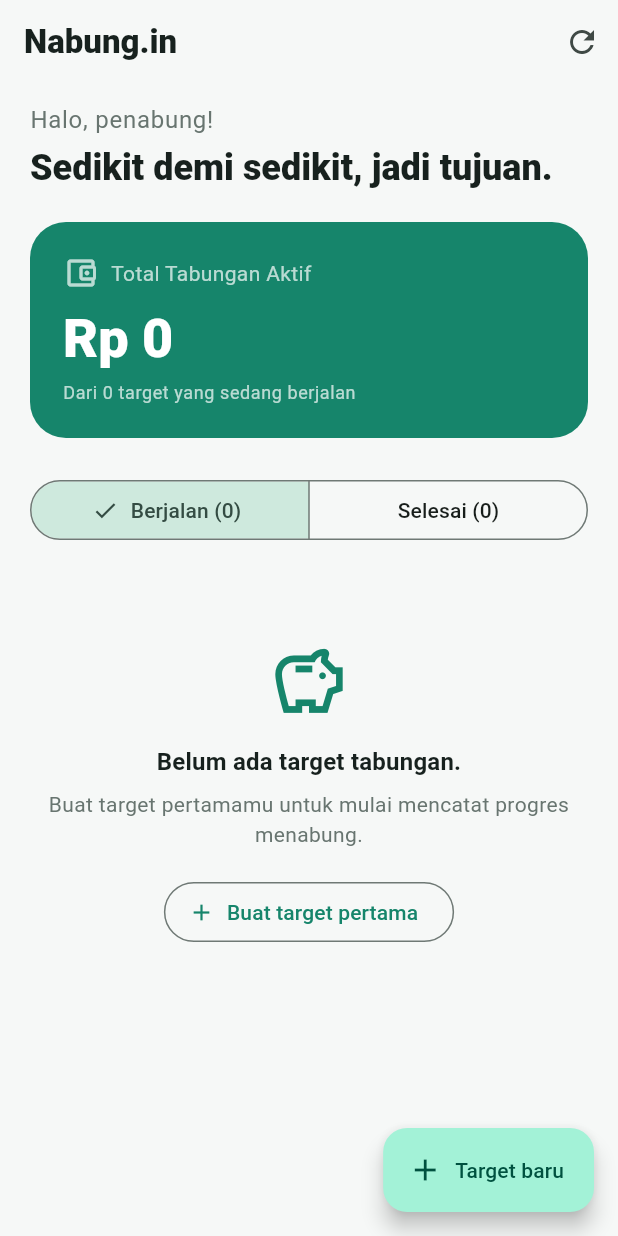
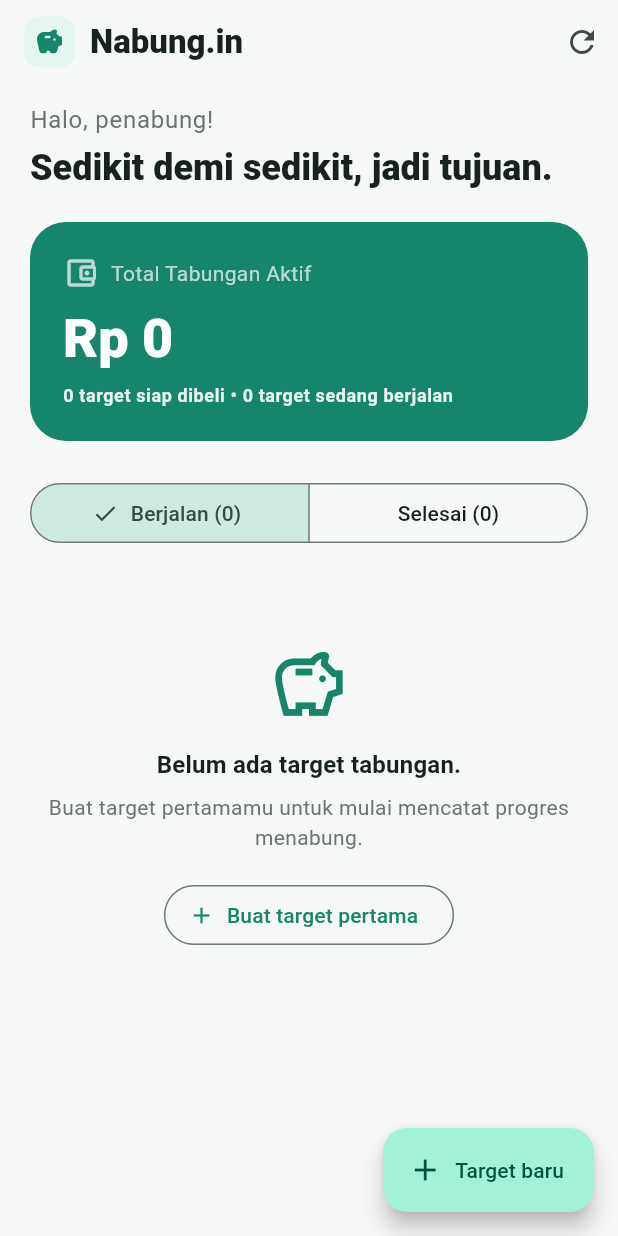
Before and after one commit to reynaldo0/Nabung.in, a Flutter app: the screen it shows after launch, after a tap on "Lewati", on a phone screen of 412 x 824 dp. Run offline on Flutter 3.47's test engine with Material 3 defaults, Android fonts, the phone set to English and light mode, and no system bars; our stand-ins replace material_ui, shared_preferences; Roboto replaces fonts that are missing (sans).

Commit message:
Add files via upload

```diff
--- a/lib/screens/dashboard/dashboard_screen.dart
+++ b/lib/screens/dashboard/dashboard_screen.dart
@@ -5,6 +5,7 @@ import '../../services/storage_service.dart';
 import '../../utils/currency_formatter.dart';
 import '../../widgets/completed_highlight_card.dart';
 import '../../widgets/goal_card.dart';
+import '../add_goal/add_edit_goal_screen.dart';
 
 class DashboardScreen extends StatefulWidget {
   const DashboardScreen({required this.storage, super.key});
@@ -88,9 +89,11 @@ class _DashboardScreenState extends State<DashboardScreen> {
   }
 
   Future<void> _showAddGoal() async {
-    final created = await showDialog<bool>(
-      context: context,
-      builder: (_) => _AddGoalDialog(storage: widget.storage),
+    final created = await Navigator.push<bool>(
+      context,
+      MaterialPageRoute(
+        builder: (_) => AddEditGoalScreen(storage: widget.storage),
+      ),
     );
     if (!mounted || created != true) return;
     await _loadGoals();
@@ -101,25 +104,61 @@ class _DashboardScreenState extends State<DashboardScreen> {
     }
   }
 
+  Future<void> _openGoalDetail(GoalModel goal) async {
+    // Titik integrasi untuk Adit saat GoalDetailScreen sudah siap:
+    // final changed = await Navigator.push<bool>(
+    //   context,
+    //   MaterialPageRoute(
+    //     builder: (_) => GoalDetailScreen(storage: widget.storage, goalId: goal.id),
+    //   ),
+    // );
+    // if (changed == true && mounted) await _loadGoals();
+  }
+
   @override
   Widget build(BuildContext context) {
     final activeGoals = _activeGoals;
     final completedGoals = _completedGoals;
     final displayedGoals = _tabIndex == 0 ? activeGoals : completedGoals;
-    final total = activeGoals.fold<int>(
+
+    final activeTotal = activeGoals.fold<int>(
       0,
       (sum, goal) => sum + goal.currentAmount,
     );
+    final completedTotal = completedGoals.fold<int>(
+      0,
+      (sum, goal) => sum + goal.currentAmount,
+    );
+
     final highlights = activeGoals
         .where((goal) => goal.isReadyToComplete)
         .toList();
-    final regularGoals = _tabIndex == 0
-        ? activeGoals.where((goal) => !goal.isReadyToComplete)
-        : completedGoals;
+    final inProgressGoals = activeGoals
+        .where((goal) => !goal.isReadyToComplete)
+        .toList();
+    final regularGoals = _tabIndex == 0 ? inProgressGoals : completedGoals;
 
     return Scaffold(
       appBar: AppBar(
-        title: const Text('Nabung.in'),
+        title: Row(
+          children: [
+            Container(
+              width: 34,
+              height: 34,
+              decoration: BoxDecoration(
+                color: const Color(0xFFE5F5EF),
+                borderRadius: BorderRadius.circular(10),
+              ),
+              child: const Icon(
+                Icons.savings_rounded,
+                color: Color(0xFF16856B),
+                size: 20,
+              ),
+            ),
+            const SizedBox(width: 10),
+            const Text('Nabung.in'),
+          ],
+        ),
         actions: [
           IconButton(
             tooltip: 'Muat ulang',
@@ -151,7 +190,13 @@ class _DashboardScreenState extends State<DashboardScreen> {
                       style: Theme.of(context).textTheme.headlineSmall,
                     ),
                     const SizedBox(height: 20),
-                    _SummaryCard(total: total, count: activeGoals.length),
+                    _SummaryCard(
+                      total: _tabIndex == 0 ? activeTotal : completedTotal,
+                      readyCount: highlights.length,
+                      inProgressCount: inProgressGoals.length,
+                      completedCount: completedGoals.length,
+                      isCompletedTab: _tabIndex == 1,
+                    ),
                     const SizedBox(height: 24),
                     SegmentedButton<int>(
                       segments: [
@@ -181,6 +226,7 @@ class _DashboardScreenState extends State<DashboardScreen> {
                           child: CompletedHighlightCard(
                             goal: goal,
                             onComplete: () => _completeGoal(goal),
+                            onTap: () => _openGoalDetail(goal),
                           ),
                         ),
                       ),
@@ -202,7 +248,10 @@ class _DashboardScreenState extends State<DashboardScreen> {
                       ...regularGoals.map(
                         (goal) => Padding(
                           padding: const EdgeInsets.only(bottom: 12),
-                          child: GoalCard(goal: goal),
+                          child: GoalCard(
+                            goal: goal,
+                            onTap: () => _openGoalDetail(goal),
+                          ),
                         ),
                       ),
                   ],
@@ -213,114 +262,20 @@ class _DashboardScreenState extends State<DashboardScreen> {
   }
 }
 
-class _AddGoalDialog extends StatefulWidget {
-  const _AddGoalDialog({required this.storage});
+class _SummaryCard extends StatelessWidget {
+  const _SummaryCard({
+    required this.total,
+    required this.readyCount,
+    required this.inProgressCount,
+    required this.completedCount,
+    required this.isCompletedTab,
+  });
 
-  final StorageService storage;
-
-  @override
-  State<_AddGoalDialog> createState() => _AddGoalDialogState();
-}
-
-class _AddGoalDialogState extends State<_AddGoalDialog> {
-  final _formKey = GlobalKey<FormState>();
-  final _nameController = TextEditingController();
-  final _amountController = TextEditingController();
-  bool _isSaving = false;
-
-  @override
-  void dispose() {
-    _nameController.dispose();
-    _amountController.dispose();
-    super.dispose();
-  }
-
-  Future<void> _save() async {
-    if (_isSaving || !_formKey.currentState!.validate()) return;
-    setState(() => _isSaving = true);
-    final now = DateTime.now().toIso8601String();
-    final goal = GoalModel(
-      id: DateTime.now().microsecondsSinceEpoch.toString(),
-      name: _nameController.text.trim(),
-      targetAmount: int.parse(_amountController.text),
-      currentAmount: 0,
-      savingLocation: 'cash',
-      status: 'active',
-      createdAt: now,
-      updatedAt: now,
-    );
-    final saved = await widget.storage.addGoal(goal);
-    if (!mounted) return;
-    Navigator.pop(context, saved);
-  }
-
-  @override
-  Widget build(BuildContext context) {
-    final maxHeight = MediaQuery.sizeOf(context).height * .55;
-    return AlertDialog(
-      title: const Text('Buat target baru'),
-      content: ConstrainedBox(
-        constraints: BoxConstraints(maxHeight: maxHeight),
-        child: SingleChildScrollView(
-          child: Form(
-            key: _formKey,
-            child: Column(
-              mainAxisSize: MainAxisSize.min,
-              children: [
-                TextFormField(
-                  controller: _nameController,
-                  autofocus: true,
-                  textInputAction: TextInputAction.next,
-                  decoration: const InputDecoration(labelText: 'Nama target'),
-                  validator: (value) => value == null || value.trim().isEmpty
-                      ? 'Wajib diisi'
-                      : null,
-                ),
-                const SizedBox(height: 12),
-                TextFormField(
-                  controller: _amountController,
-                  keyboardType: TextInputType.number,
-                  textInputAction: TextInputAction.done,
-                  onFieldSubmitted: (_) => _save(),
-                  decoration: const InputDecoration(
-                    labelText: 'Nominal tujuan',
-                  ),
-                  validator: (value) {
-                    final amount = int.tryParse(value ?? '');
-                    return amount == null || amount <= 0
-                        ? 'Masukkan nominal valid'
-                        : null;
-                  },
-                ),
-              ],
-            ),
-          ),
-        ),
-      ),
-      actions: [
-        TextButton(
-          onPressed: _isSaving ? null : () => Navigator.pop(context, false),
-          child: const Text('Batal'),
-        ),
-        FilledButton(
-          onPressed: _isSaving ? null : _save,
-          child: _isSaving
-              ? const SizedBox(
-                  width: 18,
-                  height: 18,
-                  child: CircularProgressIndicator(strokeWidth: 2),
-                )
-              : const Text('Simpan target'),
-        ),
-      ],
-    );
-  }
-}
-
-class _SummaryCard extends StatelessWidget {
-  const _SummaryCard({required this.total, required this.count});
   final int total;
-  final int count;
+  final int readyCount;
+  final int inProgressCount;
+  final int completedCount;
+  final bool isCompletedTab;
 
   @override
   Widget build(BuildContext context) => Container(
@@ -340,9 +295,12 @@ class _SummaryCard extends StatelessWidget {
             ),
             const SizedBox(width: 8),
             Text(
-              'Total Tabungan Aktif',
-              style: Theme.of(context).textTheme.bodyMedium
-                  ?.copyWith(color: Colors.white70),
+              isCompletedTab
+                  ? 'Total Target Terealisasi'
+                  : 'Total Tabungan Aktif',
+              style: Theme.of(context).textTheme.bodyMedium?.copyWith(
+                color: Colors.white70,
+              ),
             ),
           ],
         ),
@@ -352,15 +310,23 @@ class _SummaryCard extends StatelessWidget {
           alignment: Alignment.centerLeft,
           child: Text(
             formatRupiah(total),
-            style: Theme.of(context).textTheme.displaySmall
-                ?.copyWith(color: Colors.white, fontWeight: FontWeight.w800),
+            style: Theme.of(context).textTheme.displaySmall?.copyWith(
+              color: Colors.white,
+              fontWeight: FontWeight.w800,
+            ),
           ),
         ),
-        const SizedBox(height: 6),
+        const SizedBox(height: 8),
         Text(
-          'Dari $count target yang sedang berjalan',
-          style: Theme.of(context).textTheme.bodySmall
-              ?.copyWith(color: Colors.white70),
+          isCompletedTab
+              ? 'Total dari $completedCount target yang telah diselesaikan'
+              : '$readyCount target siap dibeli • $inProgressCount target sedang berjalan',
+          maxLines: 1,
+          overflow: TextOverflow.ellipsis,
+          style: Theme.of(context).textTheme.bodySmall?.copyWith(
+            color: Colors.white.withAlpha(230),
+            fontWeight: FontWeight.w600,
+          ),
         ),
       ],
     ),
```
